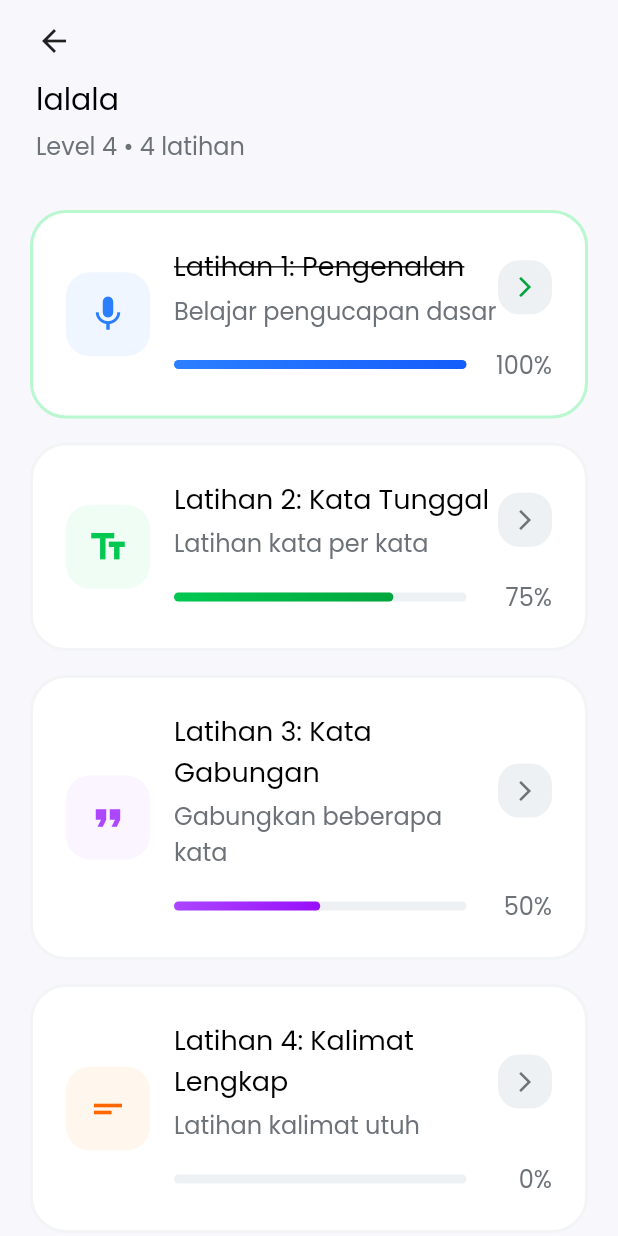
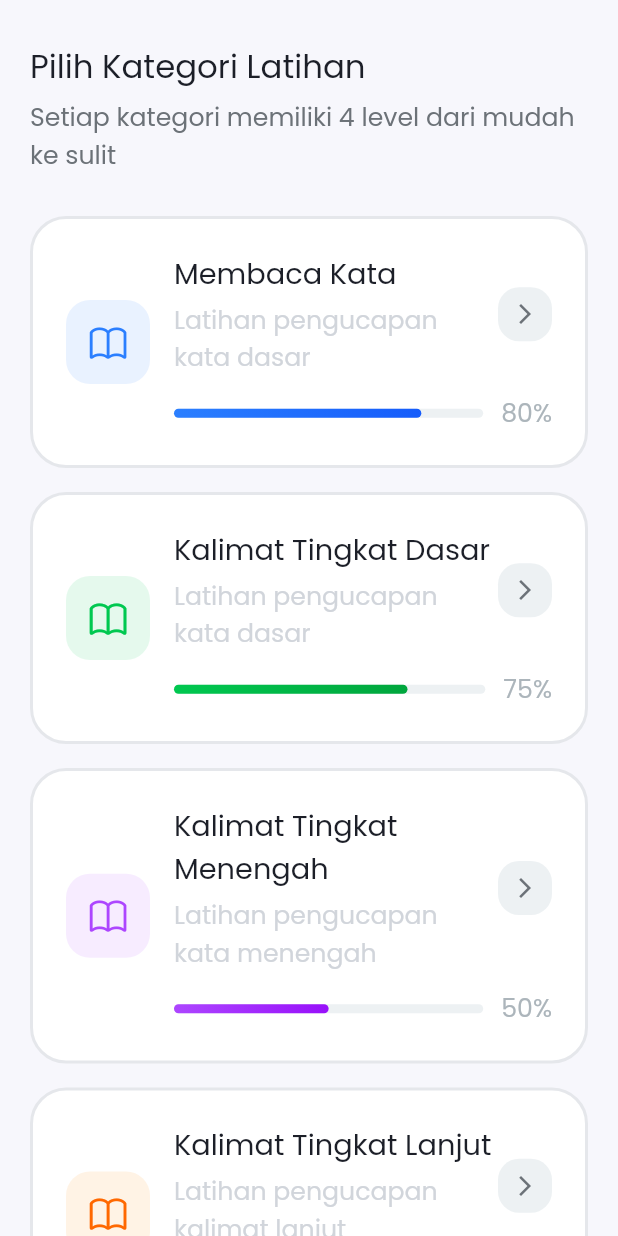
Before and after one commit to mirzazulfadhliamin/tuturkata, a Flutter app: the screen it shows after launch, on a phone screen of 412 x 824 dp. Run offline on Flutter 3.47's test engine with Material 3 defaults, Android fonts, the phone set to English and light mode, and no system bars; our stand-ins replace bloc, equatable, flutter_bloc, flutter_dotenv, flutter_svg, get_it and 2 more.

Commit message:
feat [MZA] Slicing ExerciePage

```diff
--- a/lib/core/route/app_route.dart
+++ b/lib/core/route/app_route.dart
@@ -7,7 +7,7 @@ class AppRoute {
     switch (settings.name) {
       case "/":
         return MaterialPageRoute(
-          builder: (_) => const ExercisePage(categoryName: 'lalala', level: 4,),
+          builder: (_) => const ExercisePage(categoryName: '', level: 4,),
         );
 
       default:
--- a/lib/core/theme/color_styles.dart
+++ b/lib/core/theme/color_styles.dart
@@ -32,6 +32,8 @@ class AppColor {
   static const purple = Color(0xFFA855F7);
   static const orange = Color(0xFFF97316);
   static const pink = Color(0xFFEC4899);
+  static const pinkPrimary = Color(0xFFF6339A);
+  static const purplePrimary = Color(0xFF9810FA);
   static const red = Color(0xFFDC2626);
   static const yellow = Color(0xFFF59E0B);
   static const orangeLight = Color(0xFFFF8803);
--- /dev/null
+++ b/lib/feature/exercise/presentation/bloc/exercise_bloc.dart
@@ -0,0 +1,64 @@
+import 'package:flutter_bloc/flutter_bloc.dart';
+import '../../../../core/theme/color_styles.dart';
+import 'exercise_event.dart';
+import 'exercise_state.dart';
+import 'exercise_model.dart';
+
+class ExerciseBloc extends Bloc<ExerciseEvent, ExerciseState> {
+  ExerciseBloc() : super(ExerciseState.initial()) {
+    on<LoadExercises>((event, emit) {
+      final exercises = [
+        ExerciseModel(
+          title: 'Membaca Kata',
+          subtitle: 'Latihan pengucapan kata dasar',
+          progress: 80,
+          completed: false,
+          iconColor: AppColor.blueLight.withOpacity(0.1).value,
+          iconBg: AppColor.blueLight.value,
+          gradient: [
+            AppColor.blueLight.value,
+            AppColor.blueDark.value,
+          ],
+        ),
+        ExerciseModel(
+          title: 'Kalimat Tingkat Dasar',
+          subtitle: 'Latihan pengucapan kata dasar',
+          progress: 75,
+          completed: false,
+          iconColor: AppColor.greenLight.withOpacity(0.1).value,
+          iconBg: AppColor.greenLight.value,
+          gradient: [
+            AppColor.greenLight.value,
+            AppColor.greenDark.value,
+          ],
+        ),
+        ExerciseModel(
+          title: 'Kalimat Tingkat Menengah',
+          subtitle: 'Latihan pengucapan kata menengah',
+          progress: 50,
+          completed: false,
+          iconColor: AppColor.purpleLight.withOpacity(0.1).value,
+          iconBg: AppColor.purpleLight.value,
+          gradient: [
+            AppColor.purpleLight.value,
+            AppColor.purpleDark.value,
+          ],
+        ),
+        ExerciseModel(
+          title: 'Kalimat Tingkat Lanjut',
+          subtitle: 'Latihan pengucapan kalimat lanjut',
+          progress: 25,
+          completed: false,
+          iconColor: AppColor.orangeLight.withOpacity(0.1).value,
+          iconBg: AppColor.orangeDark.value,
+          gradient: [
+            AppColor.orangeDark.value,
+            AppColor.orange.value, // pengganti 0xFFF44900
+          ],
+        ),
+      ];
+
+      emit(ExerciseState(exercises: exercises));
+    });
+  }
+}
--- /dev/null
+++ b/lib/feature/exercise/presentation/bloc/exercise_event.dart
@@ -0,0 +1,4 @@
+// exercise_event.dart
+abstract class ExerciseEvent {}
+
+class LoadExercises extends ExerciseEvent {}
--- /dev/null
+++ b/lib/feature/exercise/presentation/bloc/exercise_model.dart
@@ -0,0 +1,20 @@
+// exercise_model.dart
+class ExerciseModel {
+  final String title;
+  final String subtitle;
+  final int progress;
+  final bool completed;
+  final int iconColor;
+  final int iconBg;
+  final List<int> gradient;
+
+  ExerciseModel({
+    required this.title,
+    required this.subtitle,
+    required this.progress,
+    required this.completed,
+    required this.iconColor,
+    required this.iconBg,
+    required this.gradient,
+  });
+}
--- /dev/null
+++ b/lib/feature/exercise/presentation/bloc/exercise_state.dart
@@ -0,0 +1,12 @@
+// exercise_state.dart
+import 'exercise_model.dart';
+
+class ExerciseState {
+  final List<ExerciseModel> exercises;
+
+  ExerciseState({required this.exercises});
+
+  factory ExerciseState.initial() {
+    return ExerciseState(exercises: []);
+  }
+}
--- a/lib/feature/exercise/presentation/pages/exercise_page.dart
+++ b/lib/feature/exercise/presentation/pages/exercise_page.dart
@@ -1,5 +1,13 @@
+// exercise_page.dart
+import 'package:flutter/cupertino.dart';
 import 'package:flutter/material.dart';
 import 'package:flutter_bloc/flutter_bloc.dart';
+import 'package:tutur_kata/core/theme/color_styles.dart';
+import 'package:tutur_kata/core/theme/text_styles.dart';
+import 'package:tutur_kata/feature/exercise/presentation/pages/widgets/learning_card.dart';
+import '../bloc/exercise_bloc.dart';
+import '../bloc/exercise_event.dart';
+import '../bloc/exercise_state.dart';
 
 class ExercisePage extends StatelessWidget {
   final String categoryName;
@@ -13,263 +21,90 @@ class ExercisePage extends StatelessWidget {
 
   @override
   Widget build(BuildContext context) {
-    return Scaffold(
-      backgroundColor: const Color(0xFFF7F7FC),
-      body: SafeArea(
-        child: SingleChildScrollView(
-          child: Column(
-            children: [
-              // Header
-              _buildHeader(context),
-              // Exercise List
-              _buildExerciseList(),
-            ],
+    return BlocProvider(
+      create: (_) => ExerciseBloc()..add(LoadExercises()),
+      child: Scaffold(
+        backgroundColor: const Color(0xFFF7F7FC),
+        body: SafeArea(
+          child: BlocBuilder<ExerciseBloc, ExerciseState>(
+            builder: (context, state) {
+              return SingleChildScrollView(
+                child: Column(
+                  children: [
+                    _buildHeader(context),
+                    const SizedBox(height: 12),
+                    Padding(
+                      padding: const EdgeInsets.symmetric(
+                        horizontal: 20,
+                        vertical: 16,
+                      ),
+                      child: Column(
+                        children: [
+                          ...state.exercises.asMap().entries.map((entry) {
+                            final item = entry.value;
+                            final index = entry.key;
+                            return Padding(
+                              padding: const EdgeInsets.only(bottom: 16),
+                              child: LearningCard(
+                                title: item.title,
+                                subtitle: item.subtitle,
+                                progress: item.progress,
+                                isCompleted: item.completed,
+                                icon: _getIconForIndex(index),
+                                iconColor: Color(item.iconColor),
+                                iconBackground: Color(item.iconBg),
+                                gradientColors: item.gradient
+                                    .map((hex) => Color(hex))
+                                    .toList(),
+                                onTap: () {
+                                  // TODO: Navigasi ke Latihan / Quiz
+                                },
+                              ),
+                            );
+                          }),
+                          _buildEndlessModeCard(),
+                        ],
+                      ),
+                    ),
+                  ],
+                ),
+              );
+            },
           ),
         ),
       ),
     );
   }
 
+  IconData _getIconForIndex(int index) {
+    switch (index) {
+      case 0:
+        return CupertinoIcons.book;
+      case 1:
+        return CupertinoIcons.book;
+      case 2:
+        return CupertinoIcons.book;
+      case 3:
+        return CupertinoIcons.book;
+      default:
+        return CupertinoIcons.book;
+    }
+  }
+
   Widget _buildHeader(BuildContext context) {
-    return Container(
-      padding: const EdgeInsets.symmetric(horizontal: 24, vertical: 15),
+    return Padding(
+      padding: const EdgeInsets.fromLTRB(20, 28, 20, 0),
       child: Column(
         crossAxisAlignment: CrossAxisAlignment.start,
         children: [
-          GestureDetector(
-            onTap: () => Navigator.pop(context),
-            child: Container(
-              margin: const EdgeInsets.only(bottom: 12),
-              child: const Icon(Icons.arrow_back, size: 24),
-            ),
+          Text(
+            "Pilih Kategori Latihan",
+            style: tsTitleSmallRegular(AppColor.textPrimary),
           ),
-          Container(
-            width: double.infinity,
-            child: Column(
-              crossAxisAlignment: CrossAxisAlignment.start,
-              children: [
-                Text(
-                  categoryName,
-                  style: const TextStyle(
-                    color: Colors.black,
-                    fontSize: 20,
-                    fontFamily: 'Poppins',
-                    fontWeight: FontWeight.w400,
-                    height: 1.5,
-                  ),
-                ),
-                const SizedBox(height: 4),
-                Text(
-                  'Level $level • 4 latihan',
-                  style: const TextStyle(
-                    color: Color(0xFF6C7278),
-                    fontSize: 16,
-                    fontFamily: 'Poppins',
-                    fontWeight: FontWeight.w400,
-                    height: 1.5,
-                  ),
-                ),
-              ],
-            ),
-          ),
-        ],
-      ),
-    );
-  }
-
-  Widget _buildExerciseList() {
-    return Padding(
-      padding: const EdgeInsets.symmetric(horizontal: 20, vertical: 16),
-      child: Column(
-        children: [
-          _buildExerciseCard(
-            title: 'Latihan 1: Pengenalan',
-            subtitle: 'Belajar pengucapan dasar',
-            progress: 100,
-            isCompleted: true,
-            icon: Icons.mic,
-            iconColor: const Color(0xFFEFF6FF),
-            iconBackground: const Color(0xFF2B7FFF),
-            gradientColors: const [Color(0xFF2B7FFF), Color(0xFF155CFB)],
-          ),
-          const SizedBox(height: 16),
-          _buildExerciseCard(
-            title: 'Latihan 2: Kata Tunggal',
-            subtitle: 'Latihan kata per kata',
-            progress: 75,
-            isCompleted: false,
-            icon: Icons.text_fields,
-            iconColor: const Color(0xFFF0FDF4),
-            iconBackground: const Color(0xFF00C850),
-            gradientColors: const [Color(0xFF00C850), Color(0xFF00A63D)],
-          ),
-          const SizedBox(height: 16),
-          _buildExerciseCard(
-            title: 'Latihan 3: Kata Gabungan',
-            subtitle: 'Gabungkan beberapa kata',
-            progress: 50,
-            isCompleted: false,
-            icon: Icons.format_quote,
-            iconColor: const Color(0xFFFAF5FF),
-            iconBackground: const Color(0xFFAC46FF),
-            gradientColors: const [Color(0xFFAC46FF), Color(0xFF980FFA)],
-          ),
-          const SizedBox(height: 16),
-          _buildExerciseCard(
-            title: 'Latihan 4: Kalimat Lengkap',
-            subtitle: 'Latihan kalimat utuh',
-            progress: 0,
-            isCompleted: false,
-            icon: Icons.short_text,
-            iconColor: const Color(0xFFFFF7ED),
-            iconBackground: const Color(0xFFFF6800),
-            gradientColors: const [Color(0xFFFF6800), Color(0xFFF44900)],
-          ),
-          const SizedBox(height: 16),
-          _buildEndlessModeCard(),
-        ],
-      ),
-    );
-  }
-
-  Widget _buildExerciseCard({
-    required String title,
-    required String subtitle,
-    required int progress,
-    required bool isCompleted,
-    required IconData icon,
-    required Color iconColor,
-    required Color iconBackground,
-    required List<Color> gradientColors,
-  }) {
-    return Container(
-      padding: const EdgeInsets.all(22),
-      decoration: BoxDecoration(
-        color: Colors.white,
-        borderRadius: BorderRadius.circular(24),
-        border: Border.all(
-          width: 2,
-          color: isCompleted
-              ? const Color(0xFFB8F7CF)
-              : const Color(0xFFF2F4F6),
-        ),
-      ),
-      child: Row(
-        children: [
-          Container(
-            width: 56,
-            height: 56,
-            decoration: BoxDecoration(
-              color: iconColor,
-              borderRadius: BorderRadius.circular(16),
-            ),
-            child: Icon(
-              icon,
-              color: iconBackground,
-              size: 28,
-            ),
-          ),
-          const SizedBox(width: 16),
-          Expanded(
-            child: Column(
-              crossAxisAlignment: CrossAxisAlignment.start,
-              children: [
-                Row(
-                  mainAxisAlignment: MainAxisAlignment.spaceBetween,
-                  children: [
-                    Expanded(
-                      child: Column(
-                        crossAxisAlignment: CrossAxisAlignment.start,
-                        children: [
-                          Text(
-                            title,
-                            style: TextStyle(
-                              color: Colors.black,
-                              fontSize: 18,
-                              fontFamily: 'Poppins',
-                              fontWeight: FontWeight.w400,
-                              height: 1.5,
-                              decoration: isCompleted
-                                  ? TextDecoration.lineThrough
-                                  : TextDecoration.none,
-                            ),
-                          ),
-                          const SizedBox(height: 4),
-                          Text(
-                            subtitle,
-                            style: const TextStyle(
-                              color: Color(0xFF6C7278),
-                              fontSize: 16,
-                              fontFamily: 'Poppins',
-                              fontWeight: FontWeight.w400,
-                              height: 1.5,
-                            ),
-                          ),
-                        ],
-                      ),
-                    ),
-                    Container(
-                      width: 36,
-                      height: 36,
-                      decoration: BoxDecoration(
-                        color: const Color(0xFFEDF1F3),
-                        borderRadius: BorderRadius.circular(14),
-                      ),
-                      child: Icon(
-                        Icons.arrow_forward_ios,
-                        color: isCompleted
-                            ? const Color(0xFF00A63D)
-                            : const Color(0xFF6C7278),
-                        size: 16,
-                      ),
-                    ),
-                  ],
-                ),
-                const SizedBox(height: 12),
-                Row(
-                  children: [
-                    Expanded(
-                      child: Container(
-                        height: 6,
-                        decoration: BoxDecoration(
-                          color: const Color(0xFFEDF1F3),
-                          borderRadius: BorderRadius.circular(3),
-                        ),
-                        child: FractionallySizedBox(
-                          alignment: Alignment.centerLeft,
-                          widthFactor: progress / 100,
-                          child: Container(
-                            decoration: BoxDecoration(
-                              gradient: LinearGradient(
-                                begin: Alignment.centerLeft,
-                                end: Alignment.centerRight,
-                                colors: gradientColors,
-                              ),
-                              borderRadius: BorderRadius.circular(3),
-                            ),
-                          ),
-                        ),
-                      ),
-                    ),
-                    const SizedBox(width: 12),
-                    SizedBox(
-                      width: 45,
-                      child: Text(
-                        '$progress%',
-                        textAlign: TextAlign.right,
-                        style: const TextStyle(
-                          color: Color(0xFF6C7278),
-                          fontSize: 16,
-                          fontFamily: 'Poppins',
-                          fontWeight: FontWeight.w400,
-                          height: 1.5,
-                        ),
-                      ),
-                    ),
-                  ],
-                ),
-              ],
-            ),
+          const SizedBox(height: 6),
+          Text(
+            "Setiap kategori memiliki 4 level dari mudah ke sulit",
+            style: tsBodyMediumRegular(AppColor.textSecondary),
           ),
         ],
       ),
@@ -277,81 +112,79 @@ class ExercisePage extends StatelessWidget {
   }
 
   Widget _buildEndlessModeCard() {
-    return Container(
-      padding: const EdgeInsets.all(22),
-      decoration: BoxDecoration(
-        gradient: const LinearGradient(
-          begin: Alignment(-0.01, 0.03),
-          end: Alignment(1.13, 1.47),
-          colors: [Color(0xFFF6339A), Color(0xFF9810FA)],
+    return GestureDetector(
+      onTap: () {
+        // TODO: Navigate to endless mode
+      },
+      child: Container(
+        padding: const EdgeInsets.all(22),
+        decoration: BoxDecoration(
+          gradient: LinearGradient(
+            colors: [AppColor.pinkPrimary, AppColor.purplePrimary],
+            begin: Alignment.topLeft,
+            end: Alignment.bottomRight,
+          ),
+          borderRadius: BorderRadius.circular(24),
         ),
-        borderRadius: BorderRadius.circular(24),
-      ),
-      child: Row(
-        children: [
-          Container(
-            width: 56,
-            height: 56,
-            decoration: BoxDecoration(
-              color: Colors.white.withOpacity(0.5),
-              borderRadius: BorderRadius.circular(16),
+        child: Stack(
+          children: [
+            Positioned(
+              top: 0,
+              right: 0,
+              child: Container(
+                width: 36,
+                height: 36,
+                decoration: BoxDecoration(
+                  color: AppColor.white.withOpacity(0.35  ),
+                  borderRadius: BorderRadius.circular(14),
+                ),
+                child: const Icon(
+                  CupertinoIcons.chevron_forward,
+                  color: Colors.white,
+                  size: 18,
+                ),
+              ),
             ),
-            child: const Icon(
-              Icons.eighteen_mp,
-              color: Colors.white,
-              size: 30,
-            ),
-          ),
-          const SizedBox(width: 16),
-          Expanded(
-            child: Row(
-              mainAxisAlignment: MainAxisAlignment.spaceBetween,
+            Row(
+              crossAxisAlignment: CrossAxisAlignment.start,
               children: [
+                Container(
+                  width: 56,
+                  height: 56,
+                  decoration: BoxDecoration(
+                    color: AppColor.white.withOpacity(0.35),
+                    borderRadius: BorderRadius.circular(16),
+                  ),
+                  child: const Icon(
+                    CupertinoIcons.infinite,
+                    color: Colors.white,
+                    size: 30,
+                  ),
+                ),
+
+                const SizedBox(width: 16),
                 Expanded(
                   child: Column(
                     crossAxisAlignment: CrossAxisAlignment.start,
                     children: [
                       Text(
                         'Endless Mode',
-                        style: const TextStyle(
-                          color: Colors.white,
-                          fontSize: 18,
-                          fontFamily: 'Poppins',
-                          fontWeight: FontWeight.w400,
-                          height: 1.5,
-                        ),
+                        style: tsBodyLargeSemiBold(Colors.white),
                       ),
                       const SizedBox(height: 4),
                       Text(
-                        'Tantang dirimu latihan tanpa batas',
-                        style: TextStyle(
-                          color: Colors.white.withOpacity(0.8),
-                          fontSize: 16,
-                          fontFamily: 'Poppins',
-                          fontWeight: FontWeight.w400,
-                          height: 1.5,
+                        'Tantang dirimu\nlatihan tanpa batas',
+                        style: tsBodyMediumRegular(
+                          Colors.white.withOpacity(0.85),
                         ),
                       ),
                     ],
                   ),
                 ),
-                Container(
-                  width: 36,
-                  height: 36,
-                  decoration: BoxDecoration(
-                    color: Colors.white.withOpacity(0.5),
-                    borderRadius: BorderRadius.circular(14),
-                  ),
-                  child: const Icon(
-                    Icons.arrow_forward_ios,
-                    color: Colors.white,
-                    size: 16,
-                  ),
-                ),
               ],
             ),
-          ),
-        ],
+          ],
+        ),
       ),
     );
   }
--- /dev/null
+++ b/lib/feature/exercise/presentation/pages/widgets/learning_card.dart
@@ -0,0 +1,155 @@
+import 'package:flutter/material.dart';
+import 'package:tutur_kata/core/theme/text_styles.dart';
+import '../../../../../core/theme/color_styles.dart';
+
+class LearningCard extends StatelessWidget {
+  final String title;
+  final String subtitle;
+  final int progress;
+  final bool isCompleted;
+  final IconData icon;
+  final Color iconColor;
+  final Color iconBackground;
+  final List<Color> gradientColors;
+  final VoidCallback onTap;
+
+  const LearningCard({
+    super.key,
+    required this.title,
+    required this.subtitle,
+    required this.progress,
+    required this.isCompleted,
+    required this.icon,
+    required this.iconColor,
+    required this.iconBackground,
+    required this.gradientColors,
+    required this.onTap,
+  });
+
+  @override
+  Widget build(BuildContext context) {
+    return GestureDetector(
+      onTap: onTap,
+      child: Container(
+        padding: const EdgeInsets.all(22),
+        decoration: BoxDecoration(
+          color: AppColor.white,
+          borderRadius: BorderRadius.circular(24),
+          border: Border.all(
+            width: 2,
+            color:
+            isCompleted ? AppColor.successTransparent : AppColor.grayLight,
+          ),
+        ),
+        child: Row(
+          children: [
+            _buildIcon(),
+            const SizedBox(width: 16),
+            _buildContent(),
+          ],
+        ),
+      ),
+    );
+  }
+
+  Widget _buildIcon() {
+    return Container(
+      width: 56,
+      height: 56,
+      decoration: BoxDecoration(
+        color: iconColor,
+        borderRadius: BorderRadius.circular(16),
+      ),
+      child: Icon(icon, color: iconBackground, size: 28),
+    );
+  }
+
+  Widget _buildContent() {
+    return Expanded(
+      child: Column(
+        crossAxisAlignment: CrossAxisAlignment.start,
+        children: [
+          _buildTitleSubtitle(),
+          const SizedBox(height: 12),
+          _buildProgressBar(),
+        ],
+      ),
+    );
+  }
+
+  Widget _buildTitleSubtitle() {
+    return Row(
+      mainAxisAlignment: MainAxisAlignment.spaceBetween,
+      children: [
+        Expanded(
+          child: Column(
+            crossAxisAlignment: CrossAxisAlignment.start,
+            children: [
+              Text(
+                title,
+                style: tsBodyLargeRegular(AppColor.textPrimary)
+              ),
+              const SizedBox(height: 4),
+              Text(
+                subtitle,
+                style: tsBodyMediumRegular(AppColor.textHint)
+              ),
+            ],
+          ),
+        ),
+        _buildArrow(),
+      ],
+    );
+  }
+
+  Widget _buildProgressBar() {
+    return Row(
+      children: [
+        Expanded(
+          child: Container(
+            height: 6,
+            decoration: BoxDecoration(
+              color: AppColor.silver,
+              borderRadius: BorderRadius.circular(3),
+            ),
+            child: FractionallySizedBox(
+              alignment: Alignment.centerLeft,
+              widthFactor: progress / 100,
+              child: Container(
+                decoration: BoxDecoration(
+                  gradient: LinearGradient(
+                    colors: gradientColors,
+                    begin: Alignment.centerLeft,
+                    end: Alignment.centerRight,
+                  ),
+                  borderRadius: BorderRadius.circular(3),
+                ),
+              ),
+            ),
+          ),
+        ),
+        const SizedBox(width: 12),
+        Text(
+          '$progress%',
+          style: tsBodyMediumRegular(AppColor.gray)
+        ),
+      ],
+    );
+  }
+
+  Widget _buildArrow() {
+    return Container(
+      width: 36,
+      height: 36,
+      decoration: BoxDecoration(
+        color: AppColor.silver,
+        borderRadius: BorderRadius.circular(14),
+      ),
+      child: Icon(
+        Icons.arrow_forward_ios,
+        color: isCompleted ? AppColor.greenDark : AppColor.textSecondary,
+        size: 16,
+      ),
+    );
+  }
+}
```
